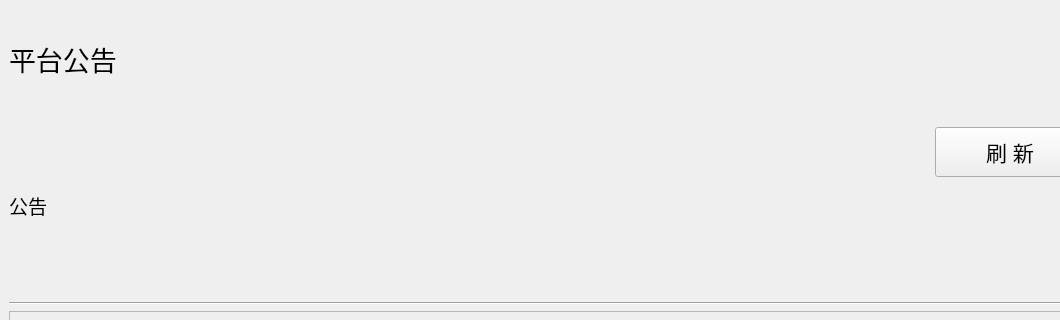
Before: the Qt Designer form resources/ui/UI_GameWindow.ui in Chr0nixz/Closure, drawn with Qt 5; both pictures show x 0 to 1060 and y 0 to 320 of the 1200 by 800 pixel window.
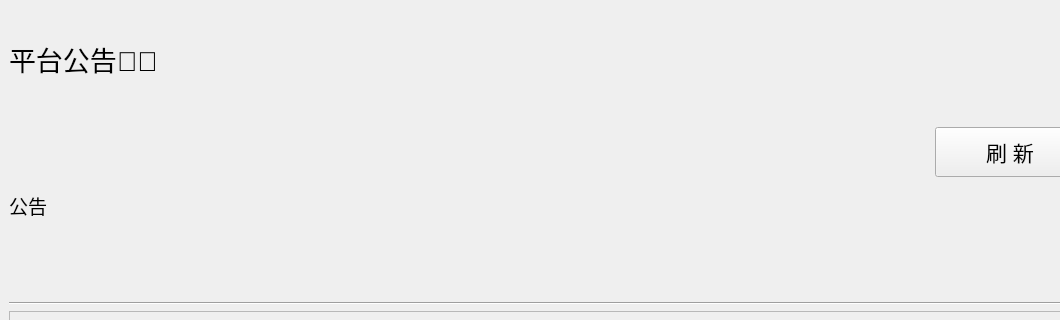
After: the same form once the commit is applied. Icons and pictures are not drawn.

The edit to the form file:
```diff
--- a/resources/ui/UI_GameWindow.ui
+++ b/resources/ui/UI_GameWindow.ui
@@ -48,7 +48,7 @@
              </font>
             </property>
             <property name="text">
-             <string>平台公告</string>
+             <string>平台公告🎉🎉</string>
             </property>
            </widget>
           </item>
```
Left out of the diff: 6 changed lines with no effect on the pictures.
